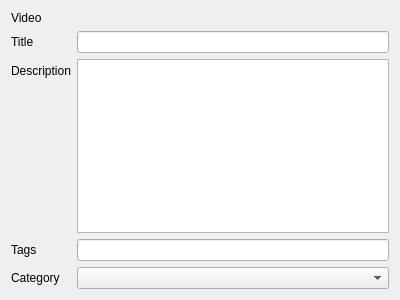
hippich/recorditnow, file src/upload/ui/videopage.ui: the form before one commit.
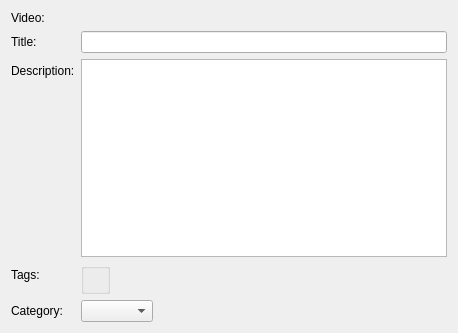
The form after the commit. Custom widgets are drawn as their Qt base class.

```diff
--- a/src/upload/ui/videopage.ui
+++ b/src/upload/ui/videopage.ui
@@ -6,8 +6,8 @@
    <rect>
     <x>0</x>
     <y>0</y>
-    <width>400</width>
-    <height>300</height>
+    <width>458</width>
+    <height>333</height>
    </rect>
   </property>
   <property name="windowTitle">
@@ -20,24 +20,13 @@
    <string notr="true">2</string>
   </attribute>
   <layout class="QFormLayout" name="formLayout">
-   <item row="2" column="0">
-    <widget class="QLabel" name="label_2">
-     <property name="text">
-      <string>Title</string>
-     </property>
-    </widget>
-   </item>
-   <item row="3" column="0">
-    <widget class="QLabel" name="label_3">
-     <property name="text">
-      <string>Description</string>
-     </property>
-    </widget>
-   </item>
+   <property name="fieldGrowthPolicy">
+    <enum>QFormLayout::ExpandingFieldsGrow</enum>
+   </property>
    <item row="1" column="0">
     <widget class="QLabel" name="label">
      <property name="text">
-      <string>Video</string>
+      <string>Video:</string>
      </property>
     </widget>
    </item>
@@ -48,32 +37,46 @@
      </property>
     </widget>
    </item>
+   <item row="2" column="0">
+    <widget class="QLabel" name="label_2">
+     <property name="text">
+      <string>Title:</string>
+     </property>
+    </widget>
+   </item>
    <item row="2" column="1">
     <widget class="KLineEdit" name="titleEdit"/>
    </item>
-   <item row="3" column="1">
+   <item row="4" column="0">
+    <widget class="QLabel" name="label_3">
+     <property name="text">
+      <string>Description:</string>
+     </property>
+    </widget>
+   </item>
+   <item row="4" column="1">
     <widget class="KTextEdit" name="descriptionEdit"/>
    </item>
-   <item row="5" column="0">
+   <item row="6" column="0">
+    <widget class="QLabel" name="label_5">
+     <property name="text">
+      <string>Tags:</string>
+     </property>
+    </widget>
+   </item>
+   <item row="7" column="0">
     <widget class="QLabel" name="label_4">
      <property name="text">
-      <string>Category</string>
+      <string>Category:</string>
      </property>
     </widget>
    </item>
-   <item row="5" column="1">
+   <item row="6" column="1">
+    <widget class="KEditListBox" name="tagBox"/>
+   </item>
+   <item row="7" column="1">
     <widget class="KComboBox" name="categoryCombo"/>
    </item>
-   <item row="4" column="0">
-    <widget class="QLabel" name="label_5">
-     <property name="text">
-      <string>Tags</string>
-     </property>
-    </widget>
-   </item>
-   <item row="4" column="1">
-    <widget class="KLineEdit" name="tagsEdit"/>
-   </item>
   </layout>
  </widget>
  <customwidgets>
@@ -82,6 +85,11 @@
    <extends>QFrame</extends>
    <header>kurlrequester.h</header>
   </customwidget>
+  <customwidget>
+   <class>KEditListBox</class>
+   <extends>QGroupBox</extends>
+   <header>keditlistbox.h</header>
+  </customwidget>
   <customwidget>
    <class>KLineEdit</class>
    <extends>QLineEdit</extends>
```
